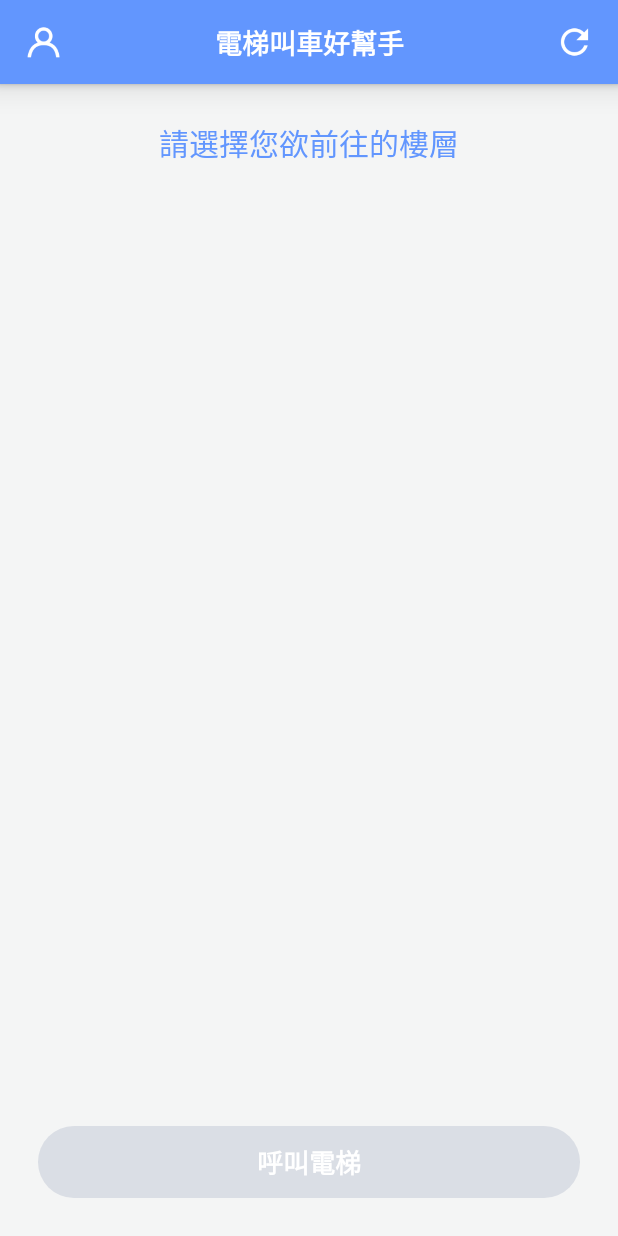
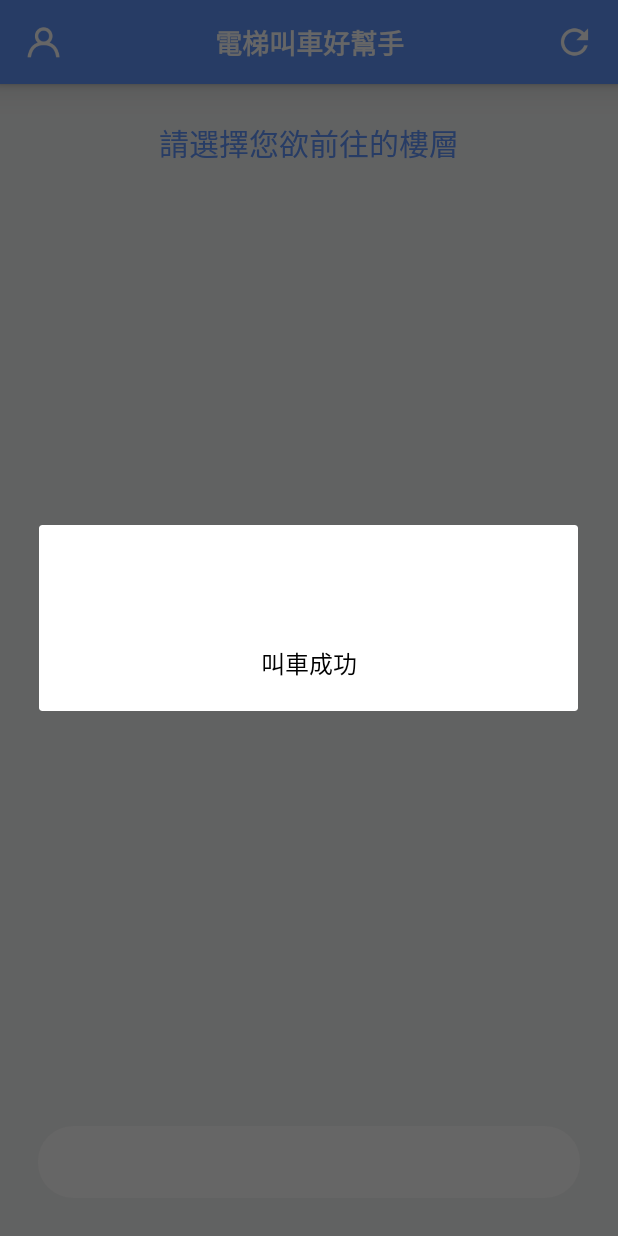
Before and after one commit to 4060E009/MyApp, an Android app: the screen it shows after launch (MainActivity), after a tap on "呼叫電梯", on a phone screen of 412 x 824 dp. Run offline under Robolectric (Android 15) with nearby library versions, the phone set to English and light mode, and no system bars; libraries missing offline, so code that uses them is left out: org.eclipse.paho; 5 statements that could not run were skipped.

Commit message:
feat: change control button status

```diff
--- a/app/src/main/java/com/example/myapplication2/CubeFragment.kt
+++ b/app/src/main/java/com/example/myapplication2/CubeFragment.kt
@@ -6,6 +6,7 @@ import android.annotation.SuppressLint
 import android.content.Context
 import android.os.Bundle
 import android.os.Vibrator
+import android.util.Log
 import android.view.LayoutInflater
 import android.view.View
 import android.view.ViewGroup
@@ -45,7 +46,10 @@ class CubeFragment: Fragment(){
 
         //發送控制的監聽動作
         controlBtn.setOnClickListener {
-            mqtt.publish(topic = "control", message = "duc123,duc123,123,10,1")
+            mqtt.publish(topic = "control", message = "duc123,duc123,123,10," + floor)
+            btnStatus(false)
+            dialog?.startCallingDialog()
+            dialog?.successStatus()
         }
 
         //重新整理的監聽動作
@@ -78,4 +82,14 @@ class CubeFragment: Fragment(){
             )
         }
     }
+
+    // change control button status
+    fun btnStatus(status: Boolean) {
+        controlBtn.isEnabled = status
+        controlBtn.isClickable = status
+        if (status)
+            controlBtn.setBackgroundResource(R.drawable.btn_corner_radius_on)
+        else
+            controlBtn.setBackgroundResource(R.drawable.btn_corner_radius_off)
+    }
 }
--- a/app/src/main/java/com/example/myapplication2/CubePage.kt
+++ b/app/src/main/java/com/example/myapplication2/CubePage.kt
@@ -16,8 +16,8 @@ import android.view.animation.AnimationUtils
 import android.widget.ImageView
 import android.widget.RelativeLayout
 
-var floorArray: ArrayList<String> =
-    arrayListOf()
+var floorArray: ArrayList<String> = arrayListOf()
+//var floorArray: ArrayList<String> = "1,2,3,4,5,6,7".toString().split(',') as ArrayList<String>
 
 var displaymetrics = DisplayMetrics()
 
@@ -26,6 +26,7 @@ var vibrator: Vibrator? = null
 var floor: String? = null
 
 class CubePage(private val relative:RelativeLayout,val resources: Resources,val context: Context,val activity: Activity) {
+
 
     private var relID: Int = 0
 
@@ -150,6 +151,8 @@ class CubePage(private val relative:RelativeLayout,val resources: Resources,val
                     it4 -> cubeStateOff(shadowV = it1, contentV = it2, innerV = it3, imgV = it4) } } } }
             cubeStateOn(shadowV = shadowV, contentV = contentV, innerV = innerV, imgV = imgV)
             this.shadowV = shadowV; this.contentV = contentV; this.innerV = innerV; this.imgV = imgV
+            // change control button status
+            cube.btnStatus(true)
         }
     }
 
--- a/app/src/main/res/layout/cubecontro_fragment.xml
+++ b/app/src/main/res/layout/cubecontro_fragment.xml
@@ -134,4 +134,13 @@
         app:layout_constraintEnd_toEndOf="parent"
         app:layout_constraintStart_toStartOf="parent" />
 
+    <RelativeLayout
+        android:id="@+id/errorRel"
+        android:layout_width="match_parent"
+        android:layout_height="match_parent"
+        app:layout_constraintBottom_toTopOf="@+id/controlBtn"
+        app:layout_constraintTop_toBottomOf="@+id/toolbar"
+        app:layout_constraintEnd_toEndOf="parent"
+        app:layout_constraintStart_toStartOf="parent" />
+
 </androidx.constraintlayout.widget.ConstraintLayout>
```
